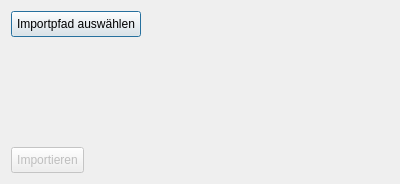
Old version of the form importdialog.ui in the repository Makozer/NpPartitionManager.
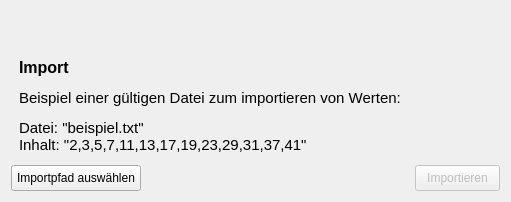
New version of the form.

Patch:
```diff
--- a/importdialog.ui
+++ b/importdialog.ui
@@ -6,8 +6,8 @@
    <rect>
     <x>0</x>
     <y>0</y>
-    <width>400</width>
-    <height>184</height>
+    <width>511</width>
+    <height>202</height>
    </rect>
   </property>
   <property name="sizePolicy">
@@ -29,22 +29,6 @@
 </string>
   </property>
   <layout class="QFormLayout" name="formLayout">
-   <item row="0" column="0">
-    <widget class="QPushButton" name="btn_importAdresseWaehlen">
-     <property name="sizePolicy">
-      <sizepolicy hsizetype="Minimum" vsizetype="Fixed">
-       <horstretch>0</horstretch>
-       <verstretch>0</verstretch>
-      </sizepolicy>
-     </property>
-     <property name="toolTip">
-      <string>&lt;html&gt;&lt;head/&gt;&lt;body&gt;&lt;p&gt;Öffnet den Explorer und ermöglicht eine manuelle Suche der gewünschten .txt Datei.&lt;/p&gt;&lt;/body&gt;&lt;/html&gt;</string>
-     </property>
-     <property name="text">
-      <string>Importpfad auswählen</string>
-     </property>
-    </widget>
-   </item>
    <item row="1" column="0">
     <widget class="QLabel" name="lbl_importAdresse">
      <property name="text">
@@ -65,7 +49,7 @@
      </property>
     </spacer>
    </item>
-   <item row="3" column="0">
+   <item row="4" column="1">
     <widget class="QPushButton" name="btn_import">
      <property name="enabled">
       <bool>false</bool>
@@ -81,6 +65,29 @@
      </property>
     </widget>
    </item>
+   <item row="4" column="0">
+    <widget class="QPushButton" name="btn_importAdresseWaehlen">
+     <property name="sizePolicy">
+      <sizepolicy hsizetype="Minimum" vsizetype="Fixed">
+       <horstretch>0</horstretch>
+       <verstretch>0</verstretch>
+      </sizepolicy>
+     </property>
+     <property name="toolTip">
+      <string>&lt;html&gt;&lt;head/&gt;&lt;body&gt;&lt;p&gt;Öffnet den Explorer und ermöglicht eine manuelle Suche der gewünschten .txt Datei.&lt;/p&gt;&lt;/body&gt;&lt;/html&gt;</string>
+     </property>
+     <property name="text">
+      <string>Importpfad auswählen</string>
+     </property>
+    </widget>
+   </item>
+   <item row="3" column="0">
+    <widget class="QLabel" name="lbl_info">
+     <property name="text">
+      <string>&lt;html&gt;&lt;head/&gt;&lt;body&gt;&lt;p&gt;&lt;span style=&quot; font-size:12pt; font-weight:600;&quot;&gt;Import&lt;/span&gt;&lt;/p&gt;&lt;p&gt;&lt;span style=&quot; font-size:11pt;&quot;&gt;Beispiel einer gültigen Datei zum importieren von Werten:&lt;/span&gt;&lt;/p&gt;&lt;p&gt;&lt;span style=&quot; font-size:11pt;&quot;&gt;Datei: &amp;quot;beispiel.txt&amp;quot;&lt;br/&gt;Inhalt: &amp;quot;2,3,5,7,11,13,17,19,23,29,31,37,41&amp;quot;&lt;/span&gt;&lt;/p&gt;&lt;/body&gt;&lt;/html&gt;</string>
+     </property>
+    </widget>
+   </item>
   </layout>
  </widget>
  <tabstops>
```
Left out of the diff: 4 changed lines with no effect on the pictures.
